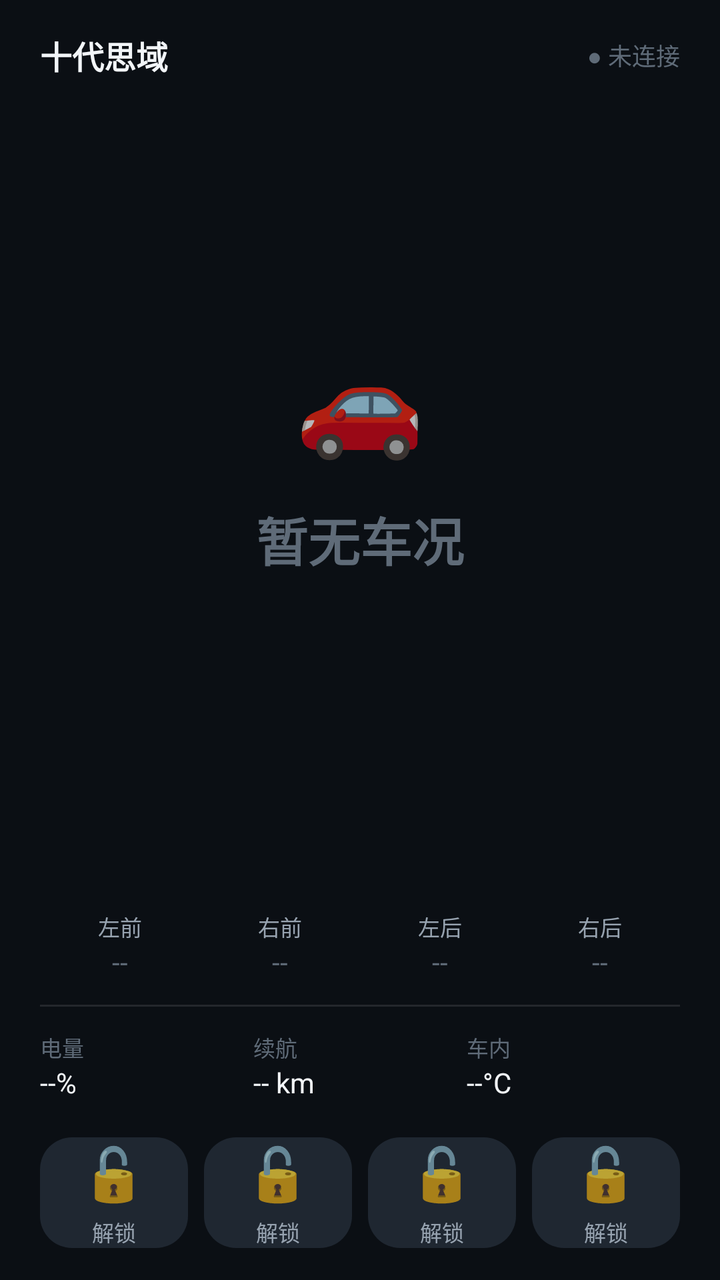
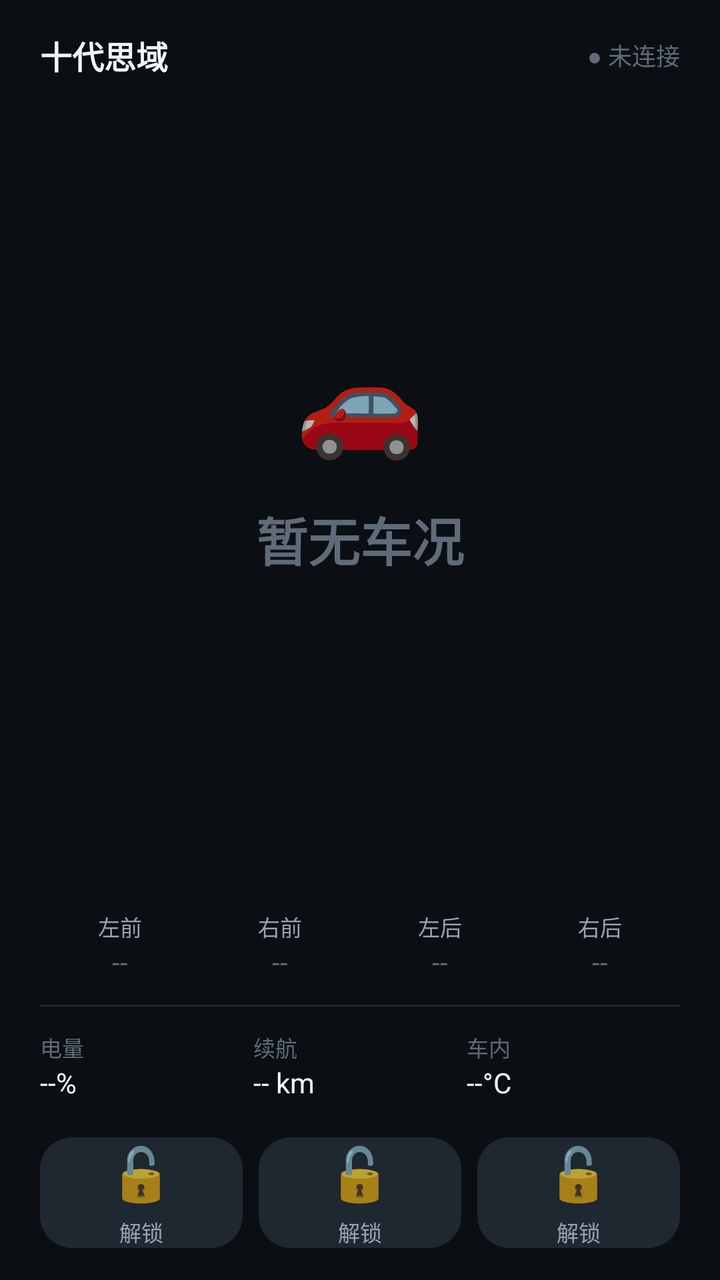

Compare the two renders of this Android layout. The source of the first and the diff that turns it into the second are given below.
<!-- AndroidManifest.xml: application theme android:Theme.Material.NoActionBar -->
<!-- res/layout/card_main.xml -->
<?xml version="1.0" encoding="utf-8"?>
<FrameLayout xmlns:android="http://schemas.android.com/apk/res/android"
    android:layout_width="match_parent"
    android:layout_height="match_parent"
    android:background="@color/bg_card">

    <LinearLayout
        android:layout_width="match_parent"
        android:layout_height="match_parent"
        android:orientation="vertical"
        android:paddingStart="20dp"
        android:paddingEnd="20dp"
        android:paddingTop="16dp"
        android:paddingBottom="16dp">

        
        <LinearLayout
            android:layout_width="match_parent"
            android:layout_height="wrap_content"
            android:gravity="center_vertical"
            android:orientation="horizontal">

            <TextView
                android:id="@+id/tvCarName"
                android:layout_width="0dp"
                android:layout_height="wrap_content"
                android:layout_weight="1"
                android:singleLine="true"
                android:text="十代思域"
                android:textColor="@color/text_primary"
                android:textSize="16sp"
                android:textStyle="bold" />

            <TextView
                android:id="@+id/tvConn"
                android:layout_width="wrap_content"
                android:layout_height="wrap_content"
                android:text="● 未连接"
                android:textColor="@color/text_muted"
                android:textSize="12sp" />
        </LinearLayout>

        
        <LinearLayout
            android:layout_width="match_parent"
            android:layout_height="0dp"
            android:layout_weight="1"
            android:gravity="center"
            android:orientation="vertical"
            android:paddingTop="8dp"
            android:paddingBottom="8dp">

            <TextView
                android:id="@+id/tvLockIcon"
                android:layout_width="wrap_content"
                android:layout_height="wrap_content"
                android:layout_gravity="center_horizontal"
                android:text="🚗"
                android:textSize="52sp" />

            <TextView
                android:id="@+id/tvLockState"
                android:layout_width="match_parent"
                android:layout_height="44dp"
                android:layout_marginTop="14dp"
                android:gravity="center"
                android:singleLine="true"
                android:text="暂无车况"
                android:textColor="@color/text_muted"
                android:textSize="26sp"
                android:textStyle="bold" />

            <TextView
                android:id="@+id/tvTip"
                android:layout_width="match_parent"
                android:layout_height="24dp"
                android:layout_marginTop="6dp"
                android:gravity="center"
                android:maxLines="1"
                android:text=""
                android:textColor="@color/text_muted"
                android:textSize="11sp" />
        </LinearLayout>

        
        <LinearLayout
            android:layout_width="match_parent"
            android:layout_height="wrap_content"
            android:orientation="horizontal"
            android:paddingTop="8dp"
            android:paddingBottom="8dp">

            <LinearLayout
                android:layout_width="0dp"
                android:layout_height="wrap_content"
                android:layout_weight="1"
                android:gravity="center"
                android:orientation="vertical">

                <TextView
                    android:layout_width="wrap_content"
                    android:layout_height="wrap_content"
                    android:text="左前"
                    android:textColor="@color/text_secondary"
                    android:textSize="11sp" />

                <TextView
                    android:id="@+id/tvFLStat"
                    android:layout_width="wrap_content"
                    android:layout_height="wrap_content"
                    android:text="--"
                    android:textColor="@color/text_muted"
                    android:textSize="14sp" />
            </LinearLayout>

            <LinearLayout
                android:layout_width="0dp"
                android:layout_height="wrap_content"
                android:layout_weight="1"
                android:gravity="center"
                android:orientation="vertical">

                <TextView
                    android:layout_width="wrap_content"
                    android:layout_height="wrap_content"
                    android:text="右前"
                    android:textColor="@color/text_secondary"
                    android:textSize="11sp" />

                <TextView
                    android:id="@+id/tvFRStat"
                    android:layout_width="wrap_content"
                    android:layout_height="wrap_content"
                    android:text="--"
                    android:textColor="@color/text_muted"
                    android:textSize="14sp" />
            </LinearLayout>

            <LinearLayout
                android:layout_width="0dp"
                android:layout_height="wrap_content"
                android:layout_weight="1"
                android:gravity="center"
                android:orientation="vertical">

                <TextView
                    android:layout_width="wrap_content"
                    android:layout_height="wrap_content"
                    android:text="左后"
                    android:textColor="@color/text_secondary"
                    android:textSize="11sp" />

                <TextView
                    android:id="@+id/tvRLStat"
                    android:layout_width="wrap_content"
                    android:layout_height="wrap_content"
                    android:text="--"
                    android:textColor="@color/text_muted"
                    android:textSize="14sp" />
            </LinearLayout>

            <LinearLayout
                android:layout_width="0dp"
                android:layout_height="wrap_content"
                android:layout_weight="1"
                android:gravity="center"
                android:orientation="vertical">

                <TextView
                    android:layout_width="wrap_content"
                    android:layout_height="wrap_content"
                    android:text="右后"
                    android:textColor="@color/text_secondary"
                    android:textSize="11sp" />

                <TextView
                    android:id="@+id/tvRRStat"
                    android:layout_width="wrap_content"
                    android:layout_height="wrap_content"
                    android:text="--"
                    android:textColor="@color/text_muted"
                    android:textSize="14sp" />
            </LinearLayout>
        </LinearLayout>

        <View
            android:layout_width="match_parent"
            android:layout_height="1dp"
            android:layout_marginTop="4dp"
            android:layout_marginBottom="4dp"
            android:background="@color/divider" />

        
        <LinearLayout
            android:layout_width="match_parent"
            android:layout_height="wrap_content"
            android:orientation="horizontal"
            android:paddingTop="8dp"
            android:paddingBottom="8dp">

            <LinearLayout
                android:layout_width="0dp"
                android:layout_height="wrap_content"
                android:layout_weight="1"
                android:orientation="vertical">

                <TextView
                    android:layout_width="wrap_content"
                    android:layout_height="wrap_content"
                    android:text="电量"
                    android:textColor="@color/text_muted"
                    android:textSize="11sp" />

                <TextView
                    android:id="@+id/tvBattery"
                    android:layout_width="wrap_content"
                    android:layout_height="wrap_content"
                    android:text="--%"
                    android:textColor="@color/text_primary"
                    android:textSize="14sp" />
            </LinearLayout>

            <LinearLayout
                android:layout_width="0dp"
                android:layout_height="wrap_content"
                android:layout_weight="1"
                android:orientation="vertical">

                <TextView
                    android:layout_width="wrap_content"
                    android:layout_height="wrap_content"
                    android:text="续航"
                    android:textColor="@color/text_muted"
                    android:textSize="11sp" />

                <TextView
                    android:id="@+id/tvRange"
                    android:layout_width="wrap_content"
                    android:layout_height="wrap_content"
                    android:text="-- km"
                    android:textColor="@color/text_primary"
                    android:textSize="14sp" />
            </LinearLayout>

            <LinearLayout
                android:layout_width="0dp"
                android:layout_height="wrap_content"
                android:layout_weight="1"
                android:orientation="vertical">

                <TextView
                    android:layout_width="wrap_content"
                    android:layout_height="wrap_content"
                    android:text="车内"
                    android:textColor="@color/text_muted"
                    android:textSize="11sp" />

                <TextView
                    android:id="@+id/tvTemp"
                    android:layout_width="wrap_content"
                    android:layout_height="wrap_content"
                    android:text="--°C"
                    android:textColor="@color/text_primary"
                    android:textSize="14sp" />
            </LinearLayout>
        </LinearLayout>

        
        <LinearLayout
            android:layout_width="match_parent"
            android:layout_height="wrap_content"
            android:layout_marginTop="10dp"
            android:orientation="horizontal">

            <include
                android:id="@+id/btnUnlock"
                layout="@layout/item_btn"
                android:layout_width="0dp"
                android:layout_height="wrap_content"
                android:layout_weight="1" />

            <include
                android:id="@+id/btnLock"
                layout="@layout/item_btn"
                android:layout_width="0dp"
                android:layout_height="wrap_content"
                android:layout_marginStart="@dimen/btn_gap"
                android:layout_weight="1" />

            <include
                android:id="@+id/btnTrunk"
                layout="@layout/item_btn"
                android:layout_width="0dp"
                android:layout_height="wrap_content"
                android:layout_marginStart="@dimen/btn_gap"
                android:layout_weight="1" />

            <include
                android:id="@+id/btnFind"
                layout="@layout/item_btn"
                android:layout_width="0dp"
                android:layout_height="wrap_content"
                android:layout_marginStart="@dimen/btn_gap"
                android:layout_weight="1" />
        </LinearLayout>
    </LinearLayout>
</FrameLayout>
<!-- res/layout/item_btn.xml (included above) -->
<?xml version="1.0" encoding="utf-8"?>
<LinearLayout xmlns:android="http://schemas.android.com/apk/res/android"
    android:layout_width="match_parent"
    android:layout_height="match_parent"
    android:background="@drawable/bg_btn"
    android:gravity="center"
    android:orientation="vertical">

    <TextView
        android:id="@+id/btnIcon"
        android:layout_width="wrap_content"
        android:layout_height="wrap_content"
        android:text="🔓"
        android:textSize="26sp" />

    <TextView
        android:id="@+id/btnLabel"
        android:layout_width="wrap_content"
        android:layout_height="wrap_content"
        android:layout_marginTop="4dp"
        android:text="解锁"
        android:textColor="@color/text_secondary"
        android:textSize="11sp" />
</LinearLayout>
<!-- resources referenced by this layout -->
<resources>
  <color name="bg_card">#FF0B0F14</color>
  <color name="divider">#1AFFFFFF</color>
  <color name="text_muted">#FF5F6B78</color>
  <color name="text_primary">#FFF2F5F8</color>
  <color name="text_secondary">#FF97A3B0</color>
  <dimen name="btn_gap">8dp</dimen>
  <!-- drawable bg_btn (drawable) -->
  <?xml version="1.0" encoding="utf-8"?>
  <selector xmlns:android="http://schemas.android.com/apk/res/android">
  
      <item android:state_pressed="true">
          <shape android:shape="rectangle">
              <solid android:color="#FF2C3947" />
              <corners android:radius="@dimen/btn_radius" />
          </shape>
      </item>
  
      <item android:state_enabled="false">
          <shape android:shape="rectangle">
              <solid android:color="#FF121821" />
              <corners android:radius="@dimen/btn_radius" />
          </shape>
      </item>
  
      <item>
          <shape android:shape="rectangle">
              <solid android:color="@color/bg_surface_hi" />
              <corners android:radius="@dimen/btn_radius" />
          </shape>
      </item>
  </selector>
  <dimen name="btn_radius">16dp</dimen>
  <color name="bg_surface_hi">#FF1F2731</color>
</resources>

<!-- the commit's change to res/layout/card_main.xml (unified diff, before → after) -->
@@ -281,14 +281,6 @@
 
             <include
                 android:id="@+id/btnLock"
-                layout="@layout/item_btn"
-                android:layout_width="0dp"
-                android:layout_height="wrap_content"
-                android:layout_marginStart="@dimen/btn_gap"
-                android:layout_weight="1" />
-
-            <include
-                android:id="@+id/btnTrunk"
                 layout="@layout/item_btn"
                 android:layout_width="0dp"
                 android:layout_height="wrap_content"
